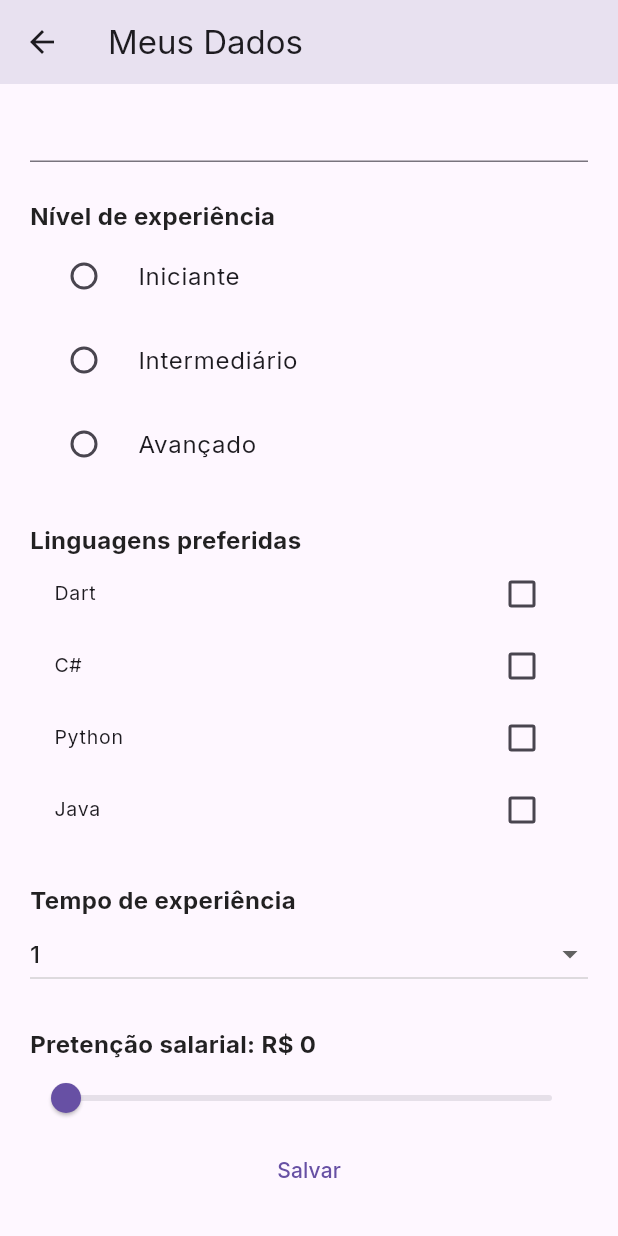
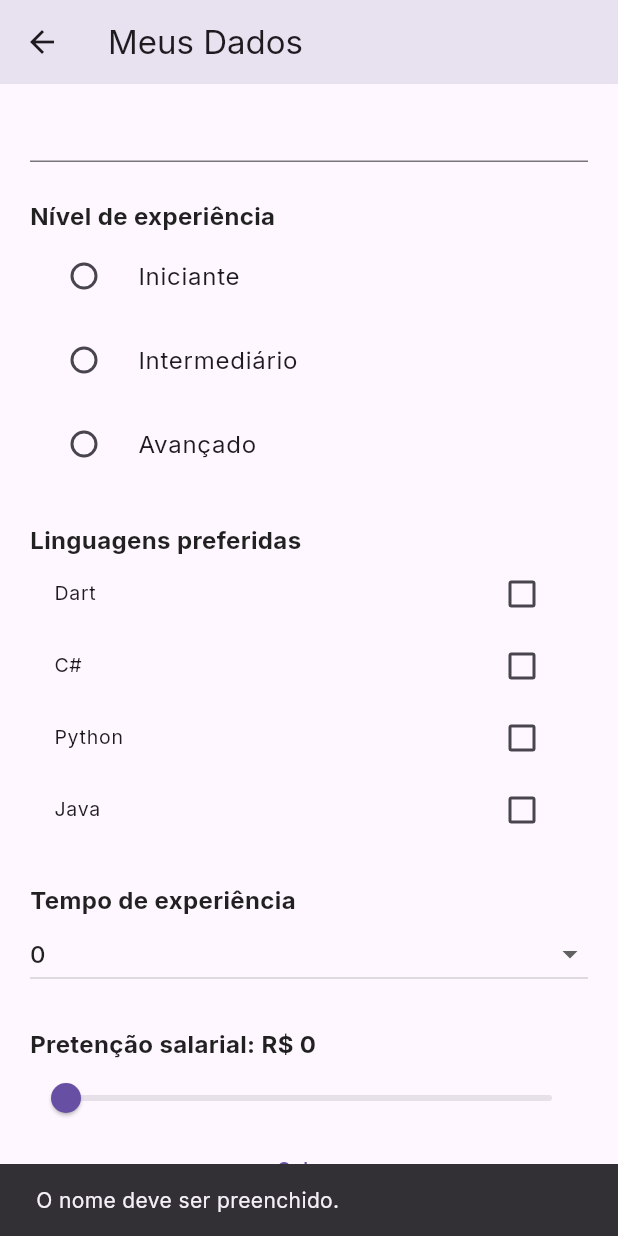
Before and after one commit to mdteixeira/Flutter, a Flutter app: the DadosCadastrais screen opened directly, scrolled down 160 dp, after a tap on "Salvar", on a phone screen of 412 x 824 dp. Run offline on Flutter 3.47's test engine with Material 2 defaults, Android fonts, the phone set to English and light mode, and no system bars; our stand-ins replace google_fonts.

Commit message:
validação / simulação 'salvando dados'

```diff
--- a/flutter_estudos/lib/pages/dados_cadastrais.dart
+++ b/flutter_estudos/lib/pages/dados_cadastrais.dart
@@ -27,7 +27,9 @@ class _DadosCadastraisState extends State<DadosCadastrais> {
 
   double salarioSelecionado = 0;
 
-  int tempoExperiencia = 1;
+  bool salvando = false;
+
+  int tempoExperiencia = 0;
   List<DropdownMenuItem<int>> returnItems(int maxQnt) {
     var itens = <DropdownMenuItem<int>>[];
     for (var i = 0; i < maxQnt; i++) {
@@ -54,7 +56,9 @@ class _DadosCadastraisState extends State<DadosCadastrais> {
       ),
       body: Padding(
         padding: const EdgeInsets.all(20.0),
-        child: ListView(
+        child: salvando
+            ? const Center(child: CircularProgressIndicator())
+            : ListView(
                 children: [
                   const TextLabel(texto: 'Nome'),
                   TextField(
@@ -136,12 +140,72 @@ class _DadosCadastraisState extends State<DadosCadastrais> {
                       }),
                   TextButton(
                       onPressed: () {
+                        setState(() {
+                          salvando = false;
+                        });
+                        if (nomeController.text.trim().length < 3) {
+                          ScaffoldMessenger.of(context).showSnackBar(
+                              const SnackBar(
+                                  content:
+                                      Text('O nome deve ser preenchido.')));
+                          return;
+                        }
+                        if (dataNascimento == null) {
+                          ScaffoldMessenger.of(context).showSnackBar(
+                              const SnackBar(
+                                  content:
+                                      Text('Data de nascimento inválida.')));
+                          return;
+                        }
+                        if (nivelSelecionado.trim() == '') {
+                          ScaffoldMessenger.of(context).showSnackBar(
+                              const SnackBar(
+                                  content:
+                                      Text('Nenhum nível foi selecionado.')));
+                          return;
+                        }
+                        if (linguagensSelecionadas.isEmpty) {
+                          ScaffoldMessenger.of(context).showSnackBar(
+                              const SnackBar(
+                                  content: Text(
+                                      'Você deve selecionar alguma linguagem.')));
+                          return;
+                        }
+                        if (tempoExperiencia < 1) {
+                          ScaffoldMessenger.of(context).showSnackBar(
+                              const SnackBar(
+                                  content: Text(
+                                      'Deve ter ao menos 1 ano de experiência.')));
+                          return;
+                        }
+                        if (salarioSelecionado == 0) {
+                          ScaffoldMessenger.of(context).showSnackBar(const SnackBar(
+                              content: Text(
+                                  'A pretenção salarial deve ser maior que 0.')));
+                          return;
+                        }
+
                         print(nomeController.text);
                         print(dataNascimento);
                         print(nivelSelecionado);
                         print(linguagensSelecionadas);
                         print(tempoExperiencia);
                         print(salarioSelecionado);
+                        print('Dados salvos.');
+
+                        setState(() {
+                          salvando = true;
+                        });
+                        Future.delayed(const Duration(seconds: 1), () {
+                          setState(() {
+                            salvando = false;
+                            ScaffoldMessenger.of(context).showSnackBar(
+                                const SnackBar(
+                                    content:
+                                        Text('Os seus dados foram salvos.')));
+                          });
+                          Navigator.pop(context);
+                        });
                       },
                       child: const Text('Salvar')),
                 ],
```
Lines whose indentation alone changed are shown as unchanged.
